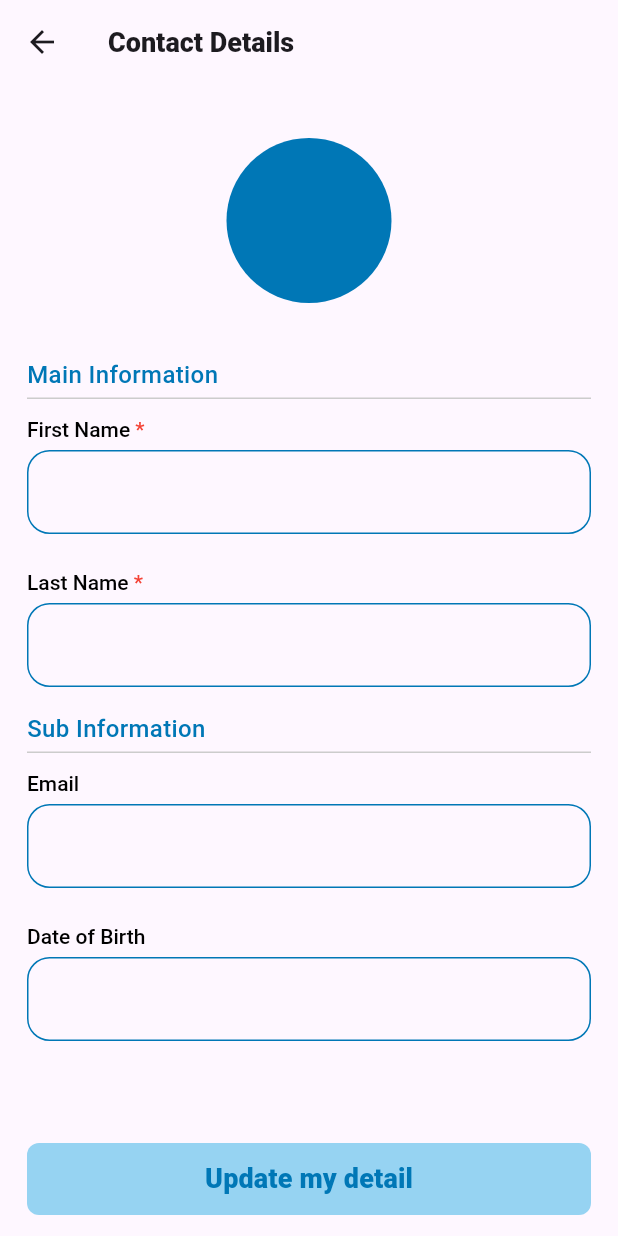
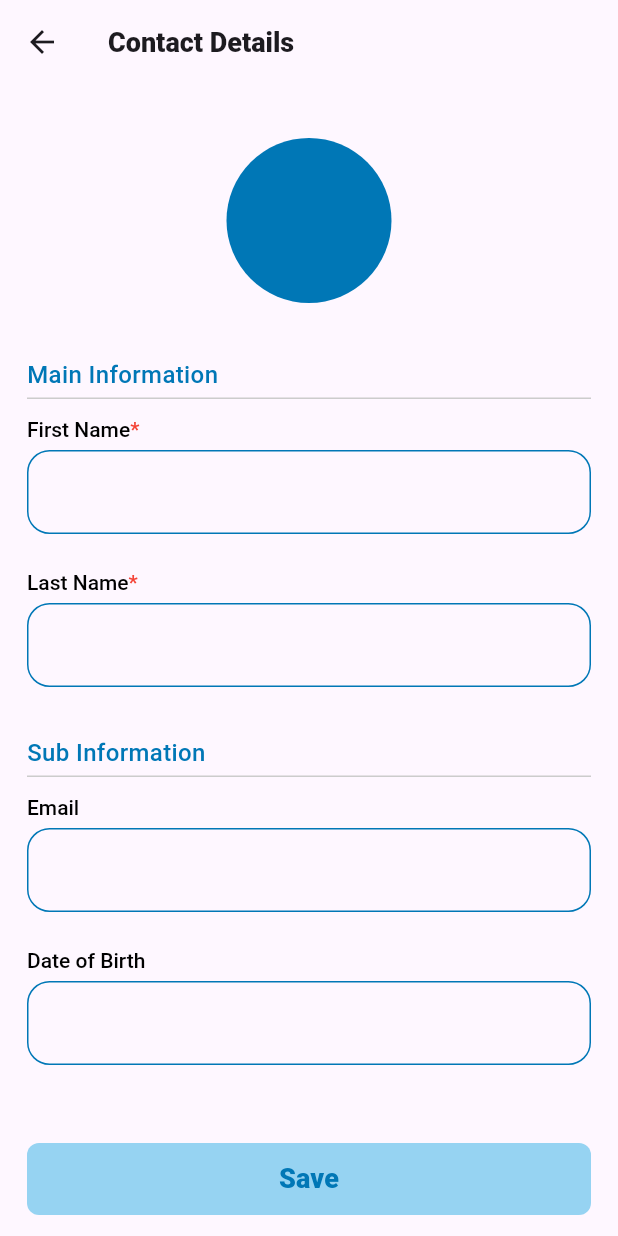
Before and after one commit to RaynaldiST/personal-test, a Flutter app: the DetailContactPage screen opened by its route, on a phone screen of 412 x 824 dp. Run offline on Flutter 3.47's test engine with Material 3 defaults, Android fonts, the phone set to English and light mode, and no system bars; our stand-ins replace bloc, equatable, flutter_bloc, flutter_secure_storage; accounts and stored records are empty.

Commit message:
update: detail page from profile

```diff
--- a/lib/modules/detail_contact/bloc/detail_contact_cubit.dart
+++ b/lib/modules/detail_contact/bloc/detail_contact_cubit.dart
@@ -11,6 +11,9 @@ class DetailContactCubit extends BaseCubit<DetailContactState> {
 
   dynamic data;
   late bool isEdited = false;
+  late bool isSaveActive = false;
+  late bool isRemoveActive = false;
+  late bool isUpdateActive = false;
 
   TextEditingController firstNameController = TextEditingController();
   TextEditingController lastNameController = TextEditingController();
@@ -30,7 +33,18 @@ class DetailContactCubit extends BaseCubit<DetailContactState> {
       isEdited = true;
       user = data["user"];
 
+      isUpdateActive = true;
+      isRemoveActive = true;
+
       userInitial = "${user.firstName![0]}${user.lastName![0]}";
+
+      firstNameController.text = user.firstName!;
+      lastNameController.text = user.lastName!;
+      emailController.text = user.email!;
+      dobController.text = user.dob!;
+
+    } else {
+      isSaveActive = true;
     }
 
     emit(DetailContactLoaded());
--- a/lib/modules/detail_contact/ui/detail_contact_page.dart
+++ b/lib/modules/detail_contact/ui/detail_contact_page.dart
@@ -71,19 +71,38 @@ class DetailContactPageState extends State<DetailContactPage> {
           /// Main Information
           containerSpacer("Main Information"),
 
-          formFirstName(cubit),
+          inputTextField(cubit, cubit.firstNameController, "First Name", true),
 
-          formLastName(cubit),
+          inputTextField(cubit, cubit.lastNameController, "Last Name", true),
+
+          SizedBox(height: Util.baseWidthHeight16),
 
           /// Sub Information
           containerSpacer("Sub Information"),
 
-          formEmail(cubit),
+          inputTextField(cubit, cubit.emailController, "Email"),
 
-          formDob(cubit),
+          inputTextField(cubit, cubit.dobController, "Date of Birth"),
 
-          SizedBox(height: Util.baseWidthHeight56),
-          Container(
+          SizedBox(height: Util.baseWidthHeight16),
+          containerActionButton(context, cubit),
+        ],
+      ),
+    );
+  }
+
+  Widget containerActionButton(
+    BuildContext context,
+    DetailContactCubit cubit,
+  ) {
+    return Column(
+      mainAxisAlignment: MainAxisAlignment.start,
+      crossAxisAlignment: CrossAxisAlignment.start,
+      children: [
+        /// Button Update
+        Visibility(
+          visible: cubit.isUpdateActive,
+          child: Container(
             width: MediaQuery.of(context).size.width,
             height: Util.baseWidthHeight48,
             child: TextButton(
@@ -102,7 +121,7 @@ class DetailContactPageState extends State<DetailContactPage> {
                 ),
               ),
               child: Text(
-                "Update my detail",
+                "Update",
                 style: TextStyle(
                   color: Palette.blue,
                   fontWeight: FontWeight.w800,
@@ -111,8 +130,72 @@ class DetailContactPageState extends State<DetailContactPage> {
               ),
             ),
           ),
+        ),
+        SizedBox(height: Util.baseWidthHeight12),
+
+        /// Button Remove
+        Visibility(
+          visible: cubit.isRemoveActive,
+          child: Container(
+            width: MediaQuery.of(context).size.width,
+            height: Util.baseWidthHeight48,
+            child: TextButton(
+              onPressed: () {},
+              style: ButtonStyle(
+                // backgroundColor: WidgetStateProperty.all(Palette.red),
+                shape: WidgetStateProperty.all<OutlinedBorder>(
+                  RoundedRectangleBorder(
+                    borderRadius: BorderRadius.circular(Util.baseRoundedCorner),
+                    side: BorderSide(color: Palette.red),
+                  ),
+                ),
+              ),
+              child: Text(
+                "Remove",
+                style: TextStyle(
+                  color: Palette.red,
+                  fontWeight: FontWeight.w500,
+                  fontSize: Util.baseTextSize18,
+                ),
+              ),
+            ),
+          ),
+        ),
+        SizedBox(height: Util.baseWidthHeight12),
+
+        /// Button Save
+        Visibility(
+          visible: cubit.isSaveActive,
+          child: Container(
+            width: MediaQuery.of(context).size.width,
+            height: Util.baseWidthHeight48,
+            child: TextButton(
+              onPressed: () {
+                Navigator.of(context).pushNamed(
+                  Routes.detail,
+                  arguments: {"user": cubit.user, "isEdit": true},
+                );
+              },
+              style: ButtonStyle(
+                backgroundColor: WidgetStateProperty.all(Palette.lightBlue),
+                shape: WidgetStateProperty.all<OutlinedBorder>(
+                  RoundedRectangleBorder(
+                    borderRadius: BorderRadius.circular(Util.baseRoundedCorner),
+                  ),
+                ),
+              ),
+              child: Text(
+                "Save",
+                style: TextStyle(
+                  color: Palette.blue,
+                  fontWeight: FontWeight.w800,
+                  fontSize: Util.baseTextSize18,
+                ),
+              ),
+            ),
+          ),
+        ),
       ],
-      ),
     );
   }
 
@@ -139,8 +222,13 @@ class DetailContactPageState extends State<DetailContactPage> {
     );
   }
 
-  /// First Name Form
-  Container formFirstName(DetailContactCubit cubit) {
+  /// Input Text Field
+  Container inputTextField(
+    DetailContactCubit cubit,
+    TextEditingController controller,
+    String title, [
+    bool isRequired = false,
+  ]) {
     return Container(
       padding: EdgeInsets.symmetric(vertical: Util.basePaddingMargin12),
       child: Column(
@@ -149,193 +237,29 @@ class DetailContactPageState extends State<DetailContactPage> {
         children: [
           RichText(
             text: TextSpan(
-              text: 'First Name ',
+              text: title,
               style: TextStyle(
                 color: Palette.black,
                 fontWeight: FontWeight.w500,
                 fontSize: Util.baseTextSize14,
               ),
               children: <TextSpan>[
-                TextSpan(
+                isRequired
+                    ? TextSpan(
                         text: '*',
                         style: TextStyle(
                           color: Palette.red,
                           fontWeight: FontWeight.w500,
                           fontSize: Util.baseTextSize14,
                         ),
-                ),
+                      )
+                    : TextSpan(),
               ],
             ),
           ),
           SizedBox(height: Util.baseWidthHeight6),
           TextFormField(
-            controller: cubit.firstNameController,
-            onTapOutside: (value) {
-              FocusManager.instance.primaryFocus!.unfocus();
-            },
-            onEditingComplete: () {
-              FocusManager.instance.primaryFocus!.unfocus();
-            },
-            validator: (value) {
-              return null;
-            },
-            decoration: InputDecoration(
-              enabled: true,
-              filled: false,
-              enabledBorder: OutlineInputBorder(
-                borderRadius: BorderRadius.circular(
-                  Util.baseRoundedCorner15,
-                ),
-                borderSide: BorderSide(color: Palette.blue),
-              ),
-              focusedBorder: OutlineInputBorder(
-                borderRadius: BorderRadius.circular(
-                  Util.baseRoundedCorner15,
-                ),
-                borderSide: BorderSide(color: Palette.blue),
-              ),
-            ),
-          ),
-        ],
-      ),
-    );
-  }
-
-  /// Last Name Form
-  Container formLastName(DetailContactCubit cubit) {
-    return Container(
-      padding: EdgeInsets.symmetric(vertical: Util.basePaddingMargin12),
-      child: Column(
-        mainAxisAlignment: MainAxisAlignment.start,
-        crossAxisAlignment: CrossAxisAlignment.start,
-        children: [
-          RichText(
-            text: TextSpan(
-              text: 'Last Name ',
-              style: TextStyle(
-                color: Palette.black,
-                fontWeight: FontWeight.w500,
-                fontSize: Util.baseTextSize14,
-              ),
-              children: <TextSpan>[
-                TextSpan(
-                  text: '*',
-                  style: TextStyle(
-                    color: Palette.red,
-                    fontWeight: FontWeight.w500,
-                    fontSize: Util.baseTextSize14,
-                  ),
-                ),
-              ],
-            ),
-          ),
-          SizedBox(height: Util.baseWidthHeight6),
-          TextFormField(
-            controller: cubit.lastNameController,
-            onTapOutside: (value) {
-              FocusManager.instance.primaryFocus!.unfocus();
-            },
-            onEditingComplete: () {
-              FocusManager.instance.primaryFocus!.unfocus();
-            },
-            validator: (value) {
-              return null;
-            },
-            decoration: InputDecoration(
-              enabled: true,
-              filled: false,
-              enabledBorder: OutlineInputBorder(
-                borderRadius: BorderRadius.circular(
-                  Util.baseRoundedCorner15,
-                ),
-                borderSide: BorderSide(color: Palette.blue),
-              ),
-              focusedBorder: OutlineInputBorder(
-                borderRadius: BorderRadius.circular(
-                  Util.baseRoundedCorner15,
-                ),
-                borderSide: BorderSide(color: Palette.blue),
-              ),
-            ),
-          ),
-        ],
-      ),
-    );
-  }
-
-  Container formEmail(DetailContactCubit cubit) {
-    return Container(
-      padding: EdgeInsets.symmetric(vertical: Util.basePaddingMargin12),
-      child: Column(
-        mainAxisAlignment: MainAxisAlignment.start,
-        crossAxisAlignment: CrossAxisAlignment.start,
-        children: [
-          RichText(
-            text: TextSpan(
-              text: 'Email',
-              style: TextStyle(
-                color: Palette.black,
-                fontWeight: FontWeight.w500,
-                fontSize: Util.baseTextSize14,
-              ),
-              children: <TextSpan>[],
-            ),
-          ),
-          SizedBox(height: Util.baseWidthHeight6),
-          TextFormField(
-            controller: cubit.emailController,
-            onTapOutside: (value) {
-              FocusManager.instance.primaryFocus!.unfocus();
-            },
-            onEditingComplete: () {
-              FocusManager.instance.primaryFocus!.unfocus();
-            },
-            validator: (value) {
-              return null;
-            },
-            decoration: InputDecoration(
-              enabled: true,
-              filled: false,
-              enabledBorder: OutlineInputBorder(
-                borderRadius: BorderRadius.circular(
-                  Util.baseRoundedCorner15,
-                ),
-                borderSide: BorderSide(color: Palette.blue),
-              ),
-              focusedBorder: OutlineInputBorder(
-                borderRadius: BorderRadius.circular(
-                  Util.baseRoundedCorner15,
-                ),
-                borderSide: BorderSide(color: Palette.blue),
-              ),
-            ),
-          ),
-        ],
-      ),
-    );
-  }
-
-  Container formDob(DetailContactCubit cubit) {
-    return Container(
-      padding: EdgeInsets.symmetric(vertical: Util.basePaddingMargin12),
-      child: Column(
-        mainAxisAlignment: MainAxisAlignment.start,
-        crossAxisAlignment: CrossAxisAlignment.start,
-        children: [
-          RichText(
-            text: TextSpan(
-              text: 'Date of Birth',
-              style: TextStyle(
-                color: Palette.black,
-                fontWeight: FontWeight.w500,
-                fontSize: Util.baseTextSize14,
-              ),
-              children: <TextSpan>[],
-            ),
-          ),
-          SizedBox(height: Util.baseWidthHeight6),
-          TextFormField(
-            controller: cubit.firstNameController,
+            controller: controller,
             onTapOutside: (value) {
               FocusManager.instance.primaryFocus!.unfocus();
             },
```
Lines whose indentation alone changed are shown as unchanged.
